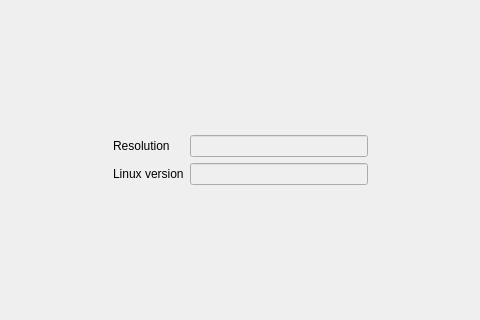
Above: AndroidParser/parser.ui from MaxNazarevskyi/NG_2022_AndroidParser before the change; both pictures show x 162 to 642 and y 141 to 461 of the 805 by 600 pixel window. Below: the same form after it.
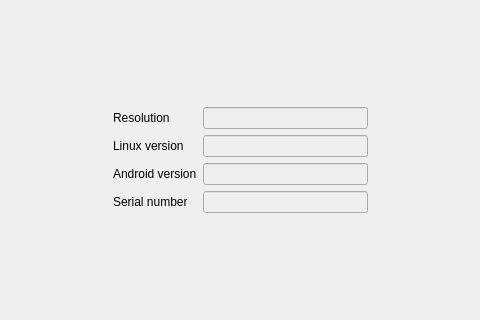
That is the form after the change. The open tabs and pages were chosen to show the change. Icons and pictures are not drawn.

```diff
--- a/AndroidParser/parser.ui
+++ b/AndroidParser/parser.ui
@@ -897,6 +897,20 @@
               </property>
              </widget>
             </item>
+            <item row="3" column="0">
+             <widget class="QLabel" name="label_30">
+              <property name="text">
+               <string>Linux version</string>
+              </property>
+             </widget>
+            </item>
+            <item row="4" column="0">
+             <widget class="QLabel" name="label_33">
+              <property name="text">
+               <string>Android version</string>
+              </property>
+             </widget>
+            </item>
             <item row="2" column="2">
              <widget class="QLineEdit" name="l_OtherRes">
               <property name="readOnly">
@@ -905,7 +919,28 @@
              </widget>
             </item>
             <item row="3" column="2">
-             <widget class="QLineEdit" name="l_OtherVersion">
+             <widget class="QLineEdit" name="l_OtherLinuxV">
+              <property name="readOnly">
+               <bool>true</bool>
+              </property>
+             </widget>
+            </item>
+            <item row="4" column="2">
+             <widget class="QLineEdit" name="l_OtherAndroidV">
+              <property name="readOnly">
+               <bool>true</bool>
+              </property>
+             </widget>
+            </item>
+            <item row="5" column="0">
+             <widget class="QLabel" name="label_34">
+              <property name="text">
+               <string>Serial number</string>
+              </property>
+             </widget>
+            </item>
+            <item row="5" column="2">
+             <widget class="QLineEdit" name="l_OtherSNum">
               <property name="readOnly">
                <bool>true</bool>
               </property>
```
Left out of the diff: 17 changed lines with no effect on the pictures.
